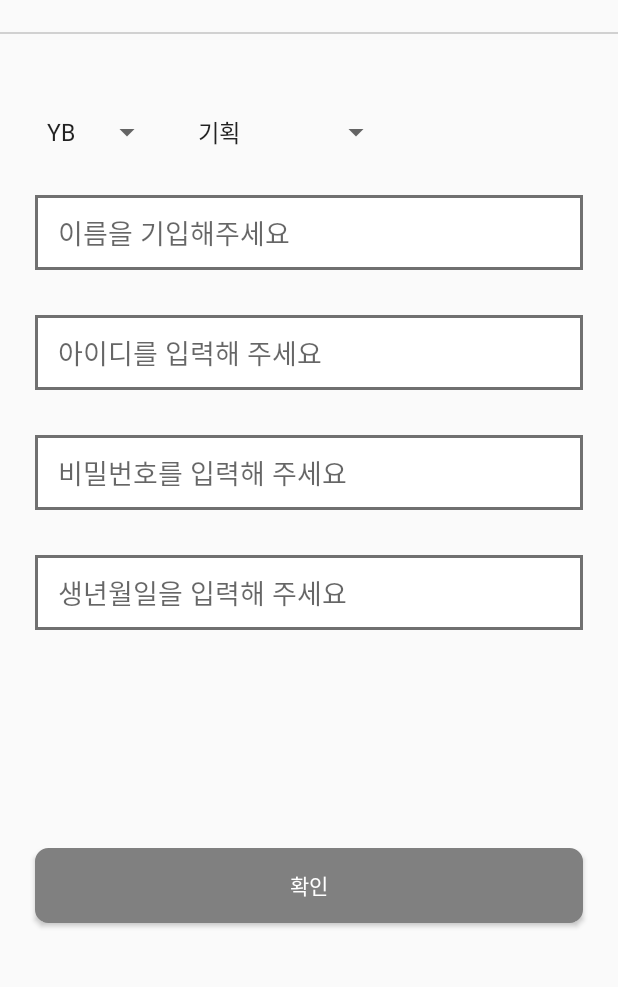
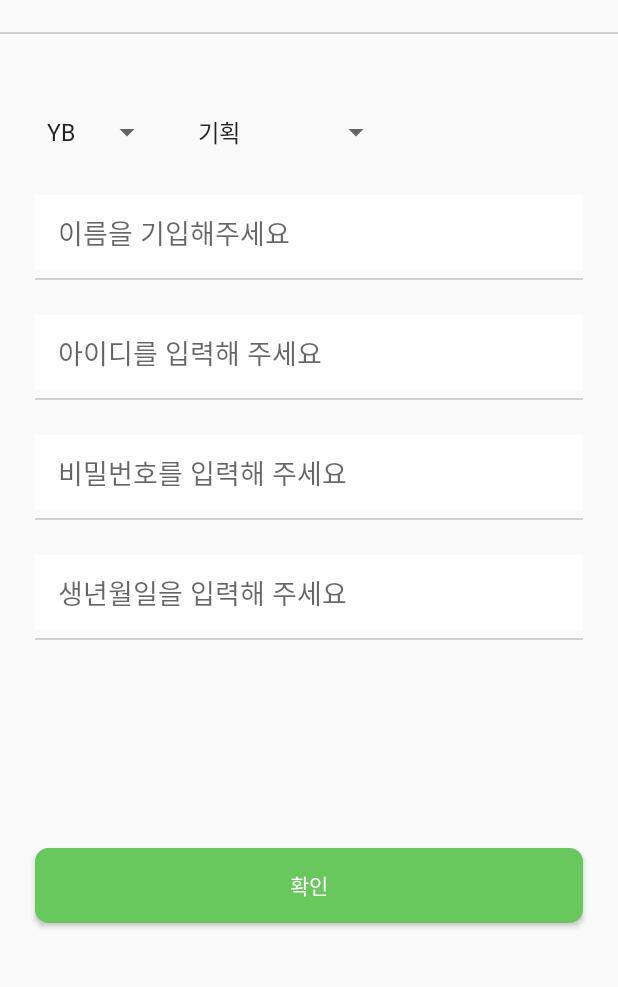
Before and after one commit to SOPTKATHON-SoptOn/Sopt-On, an Android app: the RegisterActivity screen opened directly, with no data from a screen before it, on a phone screen of 412 x 824 dp, the part 96-1083 px from its top. Run offline under Robolectric (Android 15) with nearby library versions, the phone set to English and light mode, and no system bars.

Commit message:
edit login register

```diff
--- a/app/src/main/java/com/example/sopkathon/MainActivity.kt
+++ b/app/src/main/java/com/example/sopkathon/MainActivity.kt
@@ -2,6 +2,7 @@ package com.example.sopkathon
 
 import androidx.appcompat.app.AppCompatActivity
 import android.os.Bundle
+import kotlinx.android.synthetic.main.activity_main.*
 
 class MainActivity : AppCompatActivity() {
 
@@ -10,6 +11,10 @@ class MainActivity : AppCompatActivity() {
         super.onCreate(savedInstanceState)
         setContentView(R.layout.activity_main)
 
+        green_button.setOnClickListener(){
+        }
 
+        check_button.setOnClickListener(){
+        }
     }
 }
--- a/app/src/main/res/drawable/register_button.xml
+++ b/app/src/main/res/drawable/register_button.xml
@@ -3,8 +3,8 @@
     <item>
         <shape>
             <size android:width="300dp" android:height="50dp"/>
-            <solid android:color="#808080"/>
-            <stroke android:color="#808080" android:width="2dp"/>
+            <solid android:color="#68c85e"/>
+            <stroke android:color="#68c85e" android:width="2dp"/>
             <corners android:radius="8dp"/>
         </shape>
     </item>
--- a/app/src/main/res/drawable/register_ed.xml
+++ b/app/src/main/res/drawable/register_ed.xml
@@ -4,7 +4,7 @@
         <shape>
             <size android:width="300dp" android:height="50dp"/>
             <solid android:color="#ffffff"/>
-            <stroke android:color="#707070" android:width="2dp"/>
+            <stroke android:color="#ffffff" android:width="2dp"/>
         </shape>
     </item>
 </selector>
--- a/app/src/main/res/layout/activity_main.xml
+++ b/app/src/main/res/layout/activity_main.xml
@@ -11,7 +11,7 @@
         layout="@layout/register_toolbar" />
 
     <Button
-        android:id="@+id/green_image"
+        android:id="@+id/green_button"
         android:layout_width="wrap_content"
         android:layout_height="wrap_content"
         android:text="출석체크\nON"
@@ -26,7 +26,7 @@
         android:layout_height="wrap_content"
         android:layout_marginBottom="100dp"
         app:layout_constraintStart_toStartOf="parent"
-        app:layout_constraintEnd_toEndOf="@id/green_image"
+        app:layout_constraintEnd_toEndOf="@id/green_button"
         app:layout_constraintTop_toBottomOf="@id/underLine"
         app:layout_constraintBottom_toTopOf="@id/check_button"
         android:src="@drawable/ic_launcher_background" />
@@ -38,7 +38,7 @@
         android:layout_height="wrap_content"
         android:layout_marginTop="30dp"
         app:layout_constraintEnd_toEndOf="parent"
-        app:layout_constraintStart_toEndOf="@+id/green_image"
+        app:layout_constraintStart_toEndOf="@+id/green_button"
         app:layout_constraintTop_toBottomOf="@id/underLine"
         android:src="@drawable/ic_launcher_background" />
 
--- a/app/src/main/res/layout/activity_register.xml
+++ b/app/src/main/res/layout/activity_register.xml
@@ -54,6 +54,16 @@
         app:layout_constraintStart_toStartOf="@id/ybob_spinner"
         app:layout_constraintEnd_toEndOf="parent" />
 
+    <View
+        android:id="@+id/underLine1"
+        android:layout_width="0dp"
+        android:layout_height="1dp"
+        android:background="#d1d1d1"
+        android:layout_marginTop="5dp"
+        app:layout_constraintTop_toBottomOf="@id/ed_name"
+        app:layout_constraintStart_toStartOf="@id/ed_name"
+        app:layout_constraintEnd_toEndOf="@id/ed_name" />
+
     <EditText
         android:id="@+id/ed_id"
         android:layout_width="0dp"
@@ -67,6 +77,15 @@
         app:layout_constraintStart_toStartOf="@id/ed_name"
         app:layout_constraintEnd_toEndOf="@id/ed_name"/>
 
+    <View
+        android:id="@+id/underLine2"
+        android:layout_width="0dp"
+        android:layout_height="1dp"
+        android:background="#d1d1d1"
+        android:layout_marginTop="5dp"
+        app:layout_constraintTop_toBottomOf="@id/ed_id"
+        app:layout_constraintStart_toStartOf="@id/ed_name"
+        app:layout_constraintEnd_toEndOf="@id/ed_name" />
 
     <EditText
         android:id="@+id/ed_password"
@@ -82,6 +101,16 @@
         app:layout_constraintEnd_toEndOf="@id/ed_name"/>
 
 
+    <View
+        android:id="@+id/underLine3"
+        android:layout_width="0dp"
+        android:layout_height="1dp"
+        android:background="#d1d1d1"
+        android:layout_marginTop="5dp"
+        app:layout_constraintTop_toBottomOf="@id/ed_password"
+        app:layout_constraintStart_toStartOf="@id/ed_name"
+        app:layout_constraintEnd_toEndOf="@id/ed_name" />
+
     <EditText
         android:id="@+id/ed_birthday"
         android:layout_width="0dp"
@@ -94,6 +123,17 @@
         app:layout_constraintTop_toBottomOf="@id/ed_password"
         app:layout_constraintStart_toStartOf="@id/ed_name"
         app:layout_constraintEnd_toEndOf="@id/ed_name"/>
+
+
+    <View
+        android:id="@+id/underLine4"
+        android:layout_width="0dp"
+        android:layout_height="1dp"
+        android:background="#d1d1d1"
+        android:layout_marginTop="5dp"
+        app:layout_constraintTop_toBottomOf="@id/ed_birthday"
+        app:layout_constraintStart_toStartOf="@id/ed_name"
+        app:layout_constraintEnd_toEndOf="@id/ed_name" />
 
     <Button
         android:id="@+id/bt_complete"
```
Also changed, not shown: app/src/main/res/layout/activity_login.xml (+10 -10 lines).
